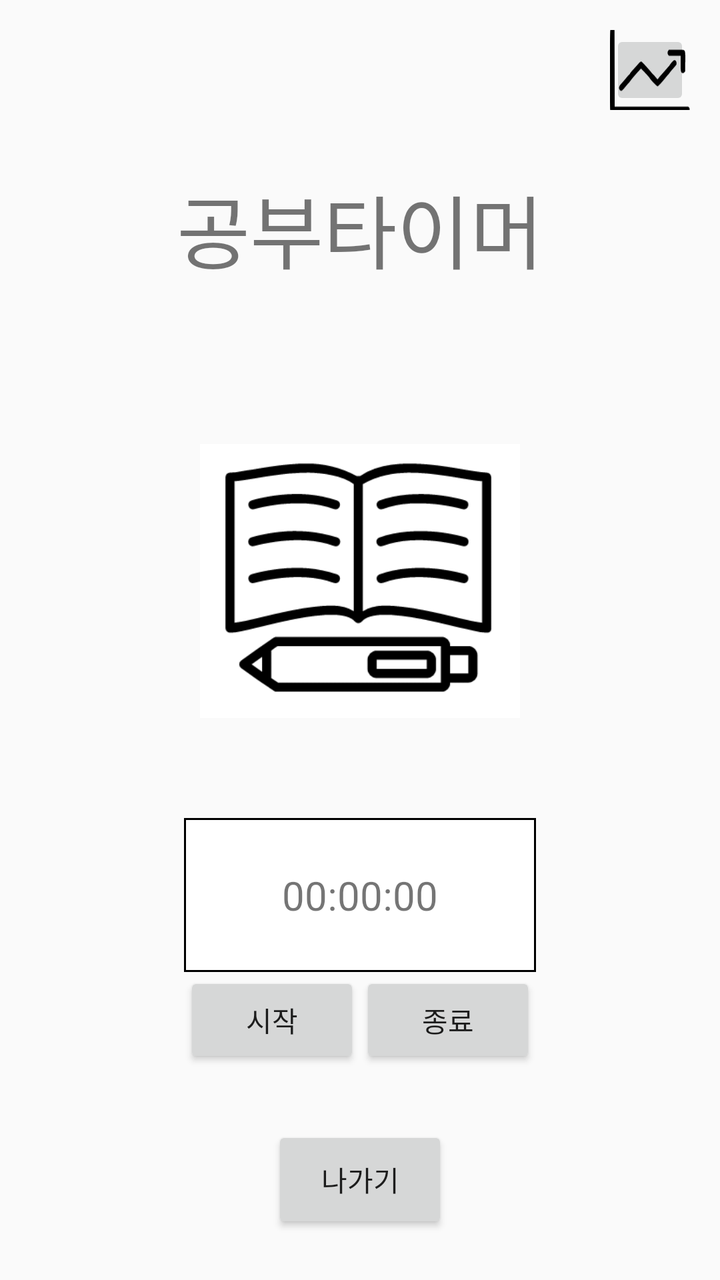
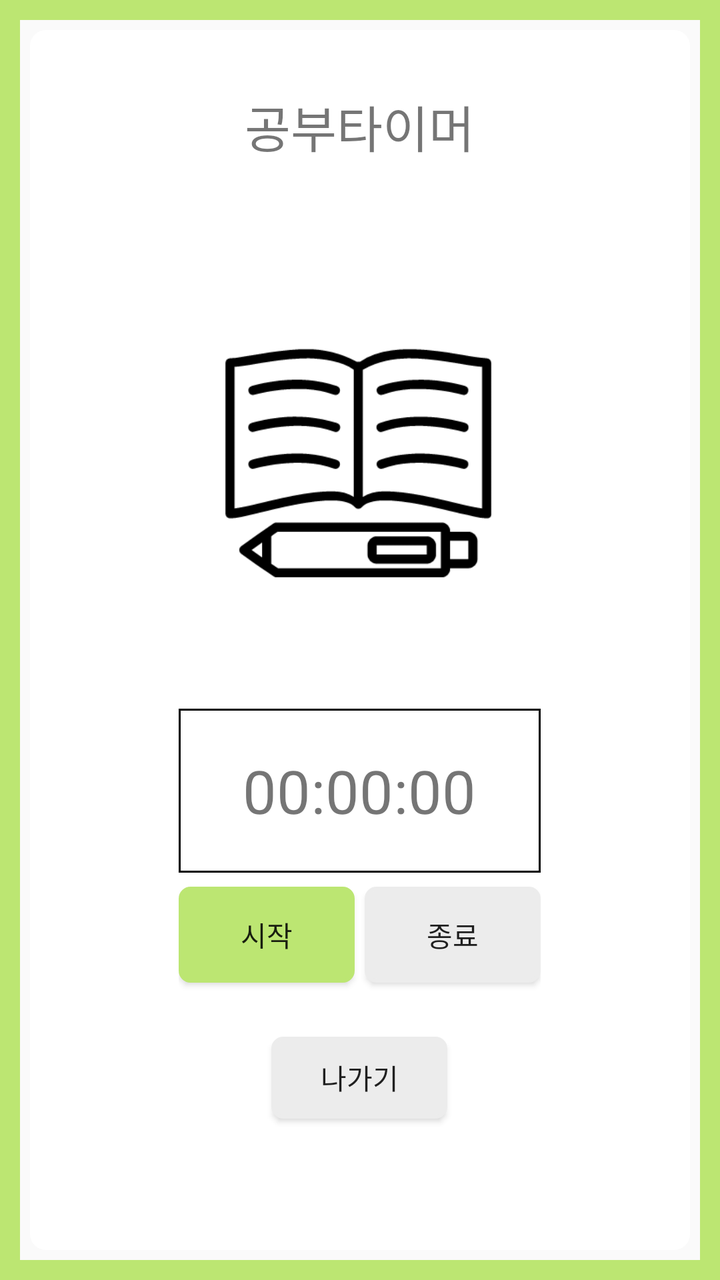

The first picture is an Android layout as it rendered before a commit; the second is the same layout after the commit. The layout source and the unified diff follow.
<!-- AndroidManifest.xml: application theme Theme.AppCompat.Light.DarkActionBar -->
<!-- res/layout/activity_study_time.xml -->
<?xml version="1.0" encoding="utf-8"?>
<LinearLayout xmlns:android="http://schemas.android.com/apk/res/android"
    xmlns:app="http://schemas.android.com/apk/res-auto"
    xmlns:tools="http://schemas.android.com/tools"
    android:layout_width="match_parent"
    android:layout_height="match_parent"
    tools:context=".study_time"
    android:orientation="vertical">

    //선희야 이 그래프이미지 버튼 삭제해버려 나 이 기능 구현 못할 것같아...ㅠㅠㅠ
    <ImageButton
        android:id="@+id/graph"
        android:layout_width="40dp"
        android:layout_height="40dp"
        android:layout_gravity="right"
        android:layout_marginRight="15dp"
        android:src="@drawable/ic_graph"
        android:layout_marginTop="15dp"
        android:padding="0sp"
        android:scaleType="centerCrop"/>

    <LinearLayout
        android:layout_width="match_parent"
        android:layout_height="match_parent"
        android:weightSum="5"
        android:layout_gravity="center"
        android:orientation="vertical">
        <TextView
            android:layout_width="wrap_content"
            android:layout_height="0dp"
            android:layout_gravity="center"
            android:text="공부타이머"
            android:layout_marginTop="30dp"
            android:layout_weight="1"
            android:textSize="40dp"/>

        <ImageView
            android:id="@+id/study_state"
            android:src="@drawable/study_off"
            android:layout_gravity="center"
            android:layout_weight="1"
            android:layout_width="160dp"
            android:layout_height="160dp"
            android:layout_marginTop="10dp"/>

        <LinearLayout
            android:layout_width="wrap_content"
            android:layout_height="0dp"
            android:orientation="vertical"
            android:layout_marginTop="0dp"
            android:layout_gravity="center"
            android:layout_weight="3"
            android:weightSum="3">
            <TextView
                android:id="@+id/studytimer_time"
                android:layout_width="match_parent"
                android:gravity="center"
                android:textAlignment="center"
                android:textSize="20dp"
                android:background="@drawable/edge"
                android:layout_height="0dp"
                android:text="00:00:00"
                android:layout_weight="1"/>

            <LinearLayout
                android:layout_width="wrap_content"
                android:layout_height="0dp"
                android:layout_gravity="center_horizontal"
                android:layout_weight="1">
                <Button
                    android:id="@+id/timer_start"
                    android:layout_width="wrap_content"
                    android:layout_height="wrap_content"
                    android:text="시작"
                    android:onClick="Timer"/>
                <Button
                    android:id="@+id/timer_finish"
                    android:layout_width="wrap_content"
                    android:layout_height="wrap_content"
                    android:text="종료"
                    android:onClick="Timer"/>
            </LinearLayout>

            <Button
                android:id="@+id/exit2"
                android:layout_width="wrap_content"
                android:layout_gravity="center"
                android:layout_height="0dp"
                android:layout_weight="0.7"
                android:text="나가기"/>

        </LinearLayout>
    </LinearLayout>

</LinearLayout>
<!-- resources referenced by this layout -->
<resources>
  <!-- drawable edge (drawable) -->
  <?xml version="1.0" encoding="utf-8"?>
  <layer-list xmlns:android="http://schemas.android.com/apk/res/android">
      <item>
          <shape android:shape="rectangle">
              <stroke android:width = "1dp" android:color ="#000000"/>
              <solid android:color="#FFFFFF"/>
          </shape>
      </item>
  
  </layer-list>
  <!-- drawable ic_graph (drawable) -->
  <vector xmlns:android="http://schemas.android.com/apk/res/android"
      android:width="239dp"
      android:height="252dp"
      android:viewportWidth="239"
      android:viewportHeight="252">
    <path
        android:pathData="M4.2,0.7c-0.7,0.2 -1.9,1.8 -2.7,3.3 -1.3,2.5 -1.5,18.9 -1.5,122.2 0,117.2 0,119.4 2,122.5l2,3.3 114.9,-0 115,-0 2,-2.6c2.9,-3.7 2.8,-9.4 -0.2,-12.2l-2.3,-2.2 -109.7,-0 -109.7,-0 -0.2,-114.4 -0.3,-114.5 -2.1,-2.8c-2.1,-2.7 -4.6,-3.7 -7.2,-2.6z"
        android:fillColor="#000000"
        android:strokeColor="#00000000"/>
    <path
        android:pathData="M174.1,67.6c-1.3,1.6 -2.1,4.1 -2.1,6.4 0,2.3 0.8,4.8 2.1,6.4l2,2.6 17.5,-0 17.4,-0 0,22c0,24.6 0.7,28.4 5.5,29.6 2.1,0.5 3.3,0.1 5.3,-2l2.7,-2.6 0.3,-26.3c0.4,-28.9 0,-33.9 -2.9,-36.8 -1.8,-1.8 -3.5,-1.9 -23.8,-1.9l-22,-0 -2,2.6z"
        android:fillColor="#000000"
        android:strokeColor="#00000000"/>
    <path
        android:pathData="M184.4,102.7c-3.1,3.8 -5.8,7.4 -6.1,8.1 -0.3,0.8 -1.5,2.4 -2.7,3.6 -1.2,1.2 -5.7,6.4 -10.1,11.5 -4.4,5.2 -9.7,11.2 -11.7,13.3 -2,2.1 -5.4,6.1 -7.4,8.8 -2.1,2.8 -4.1,5 -4.5,5 -0.4,-0 -3.3,-3.2 -6.4,-7 -3.1,-3.9 -6,-7 -6.4,-7 -0.3,-0 -2.8,-2.8 -5.6,-6.3 -2.7,-3.4 -5.4,-6.7 -6,-7.3 -13.2,-14.9 -22,-24.4 -23.2,-24.8 -2,-0.8 -5.1,1 -8.2,4.8 -2.6,3.1 -8.2,9.4 -19.8,22.1 -3.4,3.8 -6.3,7.5 -6.3,8.2 0,0.6 -0.8,1.8 -1.8,2.5 -1,0.7 -6.1,6.5 -11.3,12.8 -5.3,6.3 -11.1,13.1 -12.9,15 -7,7.4 -8.5,12.3 -5.5,17.9 1.4,2.9 3.7,4 6.7,3.3 0.9,-0.1 5.4,-4.9 9.9,-10.5 4.6,-5.6 9.3,-11.1 10.4,-12.2 1.2,-1.1 3.2,-3.6 4.5,-5.5 4.2,-6.1 17,-21.1 28.6,-33.6l4.1,-4.4 5.5,5.8c10.6,11 18.5,19.8 20.3,22.7 4.6,7.3 21.1,24.5 23.5,24.5 2.1,-0 9.3,-7.6 21.9,-23 5.1,-6.3 9.9,-11.9 10.6,-12.5 0.6,-0.5 2.2,-2.6 3.5,-4.5 1.3,-1.9 4.2,-5.6 6.4,-8.1 6.9,-7.7 12.8,-14.7 13.7,-16.1 1.6,-2.5 1,-8.5 -1.2,-11.2 -3.4,-4.4 -6.1,-3.5 -12.5,4.1z"
        android:fillColor="#000000"
        android:strokeColor="#00000000"/>
  </vector>
  <!-- drawable study_off: png bitmap (drawable, 7536 bytes) -->
</resources>

<!-- the commit's change to res/layout/activity_study_time.xml (unified diff, before → after) -->
@@ -5,21 +5,13 @@
     android:layout_width="match_parent"
     android:layout_height="match_parent"
     tools:context=".study_time"
+    android:background="@drawable/lay_edge"
     android:orientation="vertical">
 
-    //선희야 이 그래프이미지 버튼 삭제해버려 나 이 기능 구현 못할 것같아...ㅠㅠㅠ
-    <ImageButton
-        android:id="@+id/graph"
-        android:layout_width="40dp"
-        android:layout_height="40dp"
-        android:layout_gravity="right"
-        android:layout_marginRight="15dp"
-        android:src="@drawable/ic_graph"
-        android:layout_marginTop="15dp"
-        android:padding="0sp"
-        android:scaleType="centerCrop"/>
 
     <LinearLayout
+        android:background="@drawable/border"
+        android:layout_margin="15dp"
         android:layout_width="match_parent"
         android:layout_height="match_parent"
         android:weightSum="5"
@@ -31,8 +23,8 @@
             android:layout_gravity="center"
             android:text="공부타이머"
             android:layout_marginTop="30dp"
-            android:layout_weight="1"
-            android:textSize="40dp"/>
+            android:layout_weight="0.7"
+            android:textSize="25dp"/>
 
         <ImageView
             android:id="@+id/study_state"
@@ -56,7 +48,7 @@
                 android:layout_width="match_parent"
                 android:gravity="center"
                 android:textAlignment="center"
-                android:textSize="20dp"
+                android:textSize="30dp"
                 android:background="@drawable/edge"
                 android:layout_height="0dp"
                 android:text="00:00:00"
@@ -69,14 +61,19 @@
                 android:layout_weight="1">
                 <Button
                     android:id="@+id/timer_start"
+                    android:background="@drawable/btn_ba"
+                    android:layout_marginTop="7dp"
+                    android:layout_marginRight="5dp"
                     android:layout_width="wrap_content"
                     android:layout_height="wrap_content"
                     android:text="시작"
                     android:onClick="Timer"/>
                 <Button
+                    android:background="@drawable/btn_re"
                     android:id="@+id/timer_finish"
                     android:layout_width="wrap_content"
                     android:layout_height="wrap_content"
+                    android:layout_marginTop="7dp"
                     android:text="종료"
                     android:onClick="Timer"/>
             </LinearLayout>
@@ -84,10 +81,11 @@
             <Button
                 android:id="@+id/exit2"
                 android:layout_width="wrap_content"
+                android:layout_height="0dp"
                 android:layout_gravity="center"
-                android:layout_height="0dp"
-                android:layout_weight="0.7"
-                android:text="나가기"/>
+                android:layout_weight="0.5"
+                android:background="@drawable/btn_re"
+                android:text="나가기" />
 
         </LinearLayout>
     </LinearLayout>
<!-- resource entries referenced after the edit -->
@@ -1,5 +1,53 @@
 <!-- resources referenced by this layout -->
 <resources>
+  <!-- drawable border (drawable) -->
+  <?xml version="1.0" encoding="utf-8"?>
+  <shape xmlns:android="http://schemas.android.com/apk/res/android">
+      android:padding="10dp"
+      android:shape="retangle">
+  
+      <stroke android:width="2dp"
+          android:color="@color/white"/>
+  
+      <solid android:color="#ffffff"/>
+      <corners
+          android:topRightRadius="7dp"
+          android:topLeftRadius="7dp"
+          android:bottomRightRadius="7dp"
+          android:bottomLeftRadius="7dp"/>
+  </shape>
+  <!-- drawable btn_ba (drawable) -->
+  <?xml version="1.0" encoding="utf-8"?>
+  <shape xmlns:android="http://schemas.android.com/apk/res/android">
+  
+      <solid android:color="#BCE672"/>
+  
+      <stroke
+          android:width="2dp"
+          android:color="#BCE672"/>
+      <corners
+          android:topLeftRadius="5dp"
+          android:topRightRadius="5dp"
+          android:bottomLeftRadius="5dp"
+          android:bottomRightRadius="5dp" />
+  
+  </shape>
+  <!-- drawable btn_re (drawable) -->
+  <?xml version="1.0" encoding="utf-8"?>
+  <shape xmlns:android="http://schemas.android.com/apk/res/android">
+  
+      <solid android:color="#ececec"/>
+  
+      <stroke
+          android:width="2dp"
+          android:color="#ececec"/>
+      <corners
+          android:topLeftRadius="5dp"
+          android:topRightRadius="5dp"
+          android:bottomLeftRadius="5dp"
+          android:bottomRightRadius="5dp" />
+  
+  </shape>
   <!-- drawable edge (drawable) -->
   <?xml version="1.0" encoding="utf-8"?>
   <layer-list xmlns:android="http://schemas.android.com/apk/res/android">
@@ -11,25 +59,18 @@
       </item>
   
   </layer-list>
-  <!-- drawable ic_graph (drawable) -->
-  <vector xmlns:android="http://schemas.android.com/apk/res/android"
-      android:width="239dp"
-      android:height="252dp"
-      android:viewportWidth="239"
-      android:viewportHeight="252">
-    <path
-        android:pathData="M4.2,0.7c-0.7,0.2 -1.9,1.8 -2.7,3.3 -1.3,2.5 -1.5,18.9 -1.5,122.2 0,117.2 0,119.4 2,122.5l2,3.3 114.9,-0 115,-0 2,-2.6c2.9,-3.7 2.8,-9.4 -0.2,-12.2l-2.3,-2.2 -109.7,-0 -109.7,-0 -0.2,-114.4 -0.3,-114.5 -2.1,-2.8c-2.1,-2.7 -4.6,-3.7 -7.2,-2.6z"
-        android:fillColor="#000000"
-        android:strokeColor="#00000000"/>
-    <path
-        android:pathData="M174.1,67.6c-1.3,1.6 -2.1,4.1 -2.1,6.4 0,2.3 0.8,4.8 2.1,6.4l2,2.6 17.5,-0 17.4,-0 0,22c0,24.6 0.7,28.4 5.5,29.6 2.1,0.5 3.3,0.1 5.3,-2l2.7,-2.6 0.3,-26.3c0.4,-28.9 0,-33.9 -2.9,-36.8 -1.8,-1.8 -3.5,-1.9 -23.8,-1.9l-22,-0 -2,2.6z"
-        android:fillColor="#000000"
-        android:strokeColor="#00000000"/>
-    <path
-        android:pathData="M184.4,102.7c-3.1,3.8 -5.8,7.4 -6.1,8.1 -0.3,0.8 -1.5,2.4 -2.7,3.6 -1.2,1.2 -5.7,6.4 -10.1,11.5 -4.4,5.2 -9.7,11.2 -11.7,13.3 -2,2.1 -5.4,6.1 -7.4,8.8 -2.1,2.8 -4.1,5 -4.5,5 -0.4,-0 -3.3,-3.2 -6.4,-7 -3.1,-3.9 -6,-7 -6.4,-7 -0.3,-0 -2.8,-2.8 -5.6,-6.3 -2.7,-3.4 -5.4,-6.7 -6,-7.3 -13.2,-14.9 -22,-24.4 -23.2,-24.8 -2,-0.8 -5.1,1 -8.2,4.8 -2.6,3.1 -8.2,9.4 -19.8,22.1 -3.4,3.8 -6.3,7.5 -6.3,8.2 0,0.6 -0.8,1.8 -1.8,2.5 -1,0.7 -6.1,6.5 -11.3,12.8 -5.3,6.3 -11.1,13.1 -12.9,15 -7,7.4 -8.5,12.3 -5.5,17.9 1.4,2.9 3.7,4 6.7,3.3 0.9,-0.1 5.4,-4.9 9.9,-10.5 4.6,-5.6 9.3,-11.1 10.4,-12.2 1.2,-1.1 3.2,-3.6 4.5,-5.5 4.2,-6.1 17,-21.1 28.6,-33.6l4.1,-4.4 5.5,5.8c10.6,11 18.5,19.8 20.3,22.7 4.6,7.3 21.1,24.5 23.5,24.5 2.1,-0 9.3,-7.6 21.9,-23 5.1,-6.3 9.9,-11.9 10.6,-12.5 0.6,-0.5 2.2,-2.6 3.5,-4.5 1.3,-1.9 4.2,-5.6 6.4,-8.1 6.9,-7.7 12.8,-14.7 13.7,-16.1 1.6,-2.5 1,-8.5 -1.2,-11.2 -3.4,-4.4 -6.1,-3.5 -12.5,4.1z"
-        android:fillColor="#000000"
-        android:strokeColor="#00000000"/>
-  </vector>
+  <!-- drawable lay_edge (drawable) -->
+  <?xml version="1.0" encoding="utf-8"?>
+  <layer-list xmlns:android="http://schemas.android.com/apk/res/android">
+      <item>
+          <shape android:shape="rectangle">
+              <stroke android:width = "10dp" android:color ="#BCE672"/>
+              <solid android:color="#00ff0000"/>
+          </shape>
+      </item>
+  
+  </layer-list>
   <!-- drawable study_off: png bitmap (drawable, 7536 bytes) -->
+  <color name="white">#FFFFFF</color>
 </resources>
 
